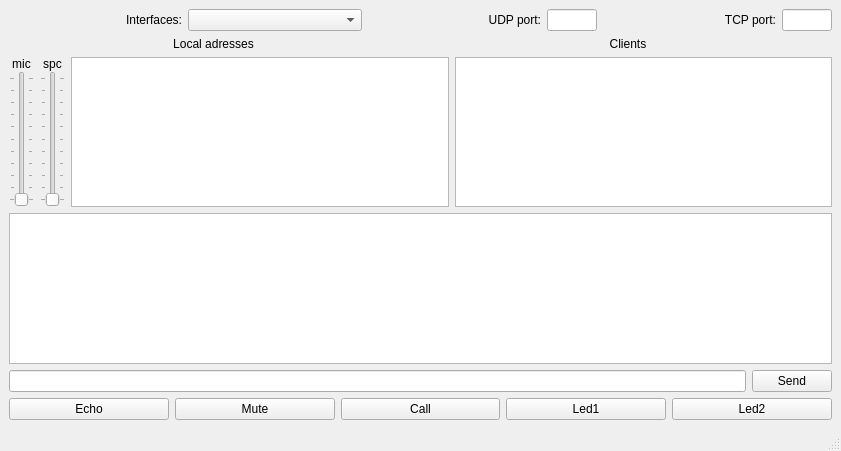
Before: the Qt Designer form Panel/mainwindow.ui in shurk4/DoorPhone, drawn with Qt 5.
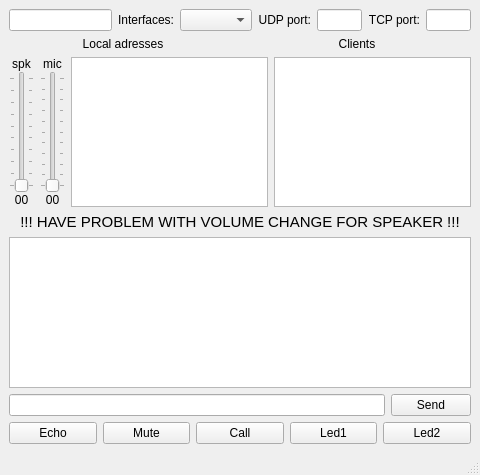
After: the same form once the commit is applied.

```diff
--- a/Panel/mainwindow.ui
+++ b/Panel/mainwindow.ui
@@ -6,8 +6,8 @@
    <rect>
     <x>0</x>
     <y>0</y>
-    <width>841</width>
-    <height>451</height>
+    <width>480</width>
+    <height>475</height>
    </rect>
   </property>
   <property name="windowTitle">
@@ -17,6 +17,9 @@
    <layout class="QVBoxLayout" name="verticalLayout">
     <item>
      <layout class="QHBoxLayout" name="horizontalLayout_3">
+      <item>
+       <widget class="QLineEdit" name="lineEditVol"/>
+      </item>
       <item>
        <widget class="QLabel" name="label_3">
         <property name="sizePolicy">
@@ -129,6 +132,55 @@
          <number>0</number>
         </property>
         <item>
+         <widget class="QLabel" name="label_7">
+          <property name="text">
+           <string>spk</string>
+          </property>
+          <property name="alignment">
+           <set>Qt::AlignCenter</set>
+          </property>
+         </widget>
+        </item>
+        <item>
+         <widget class="QSlider" name="verticalSliderSpkVol">
+          <property name="minimum">
+           <number>1</number>
+          </property>
+          <property name="maximum">
+           <number>10</number>
+          </property>
+          <property name="singleStep">
+           <number>1</number>
+          </property>
+          <property name="pageStep">
+           <number>1</number>
+          </property>
+          <property name="orientation">
+           <enum>Qt::Vertical</enum>
+          </property>
+          <property name="tickPosition">
+           <enum>QSlider::TicksBothSides</enum>
+          </property>
+         </widget>
+        </item>
+        <item>
+         <widget class="QLabel" name="labelSpkVol">
+          <property name="text">
+           <string>00</string>
+          </property>
+          <property name="alignment">
+           <set>Qt::AlignCenter</set>
+          </property>
+         </widget>
+        </item>
+       </layout>
+      </item>
+      <item>
+       <layout class="QVBoxLayout" name="verticalLayout_3">
+        <property name="spacing">
+         <number>0</number>
+        </property>
+        <item>
          <widget class="QLabel" name="label_6">
           <property name="text">
            <string>mic</string>
@@ -139,39 +191,15 @@
          </widget>
         </item>
         <item>
-         <widget class="QSlider" name="verticalSliderSpcVol">
-          <property name="maximum">
-           <number>100</number>
-          </property>
-          <property name="orientation">
-           <enum>Qt::Vertical</enum>
-          </property>
-          <property name="tickPosition">
-           <enum>QSlider::TicksBothSides</enum>
-          </property>
-         </widget>
-        </item>
-       </layout>
-      </item>
-      <item>
-       <layout class="QVBoxLayout" name="verticalLayout_3">
-        <property name="spacing">
-         <number>0</number>
-        </property>
-        <item>
-         <widget class="QLabel" name="label_7">
-          <property name="text">
-           <string>spc</string>
-          </property>
-          <property name="alignment">
-           <set>Qt::AlignCenter</set>
-          </property>
-         </widget>
-        </item>
-        <item>
          <widget class="QSlider" name="verticalSliderMicVol">
           <property name="maximum">
-           <number>100</number>
+           <number>10</number>
+          </property>
+          <property name="singleStep">
+           <number>1</number>
+          </property>
+          <property name="pageStep">
+           <number>1</number>
           </property>
           <property name="orientation">
            <enum>Qt::Vertical</enum>
@@ -181,6 +209,16 @@
           </property>
          </widget>
         </item>
+        <item>
+         <widget class="QLabel" name="labelMicVol">
+          <property name="text">
+           <string>00</string>
+          </property>
+          <property name="alignment">
+           <set>Qt::AlignCenter</set>
+          </property>
+         </widget>
+        </item>
        </layout>
       </item>
       <item>
@@ -191,6 +229,21 @@
       </item>
      </layout>
     </item>
+    <item>
+     <widget class="QLabel" name="label_8">
+      <property name="font">
+       <font>
+        <pointsize>11</pointsize>
+       </font>
+      </property>
+      <property name="text">
+       <string>!!! HAVE PROBLEM WITH VOLUME CHANGE FOR SPEAKER !!!</string>
+      </property>
+      <property name="alignment">
+       <set>Qt::AlignCenter</set>
+      </property>
+     </widget>
+    </item>
     <item>
      <widget class="QTextBrowser" name="textBrowser"/>
     </item>
```
Left out of the diff: 2 changed lines with no effect on the pictures.
